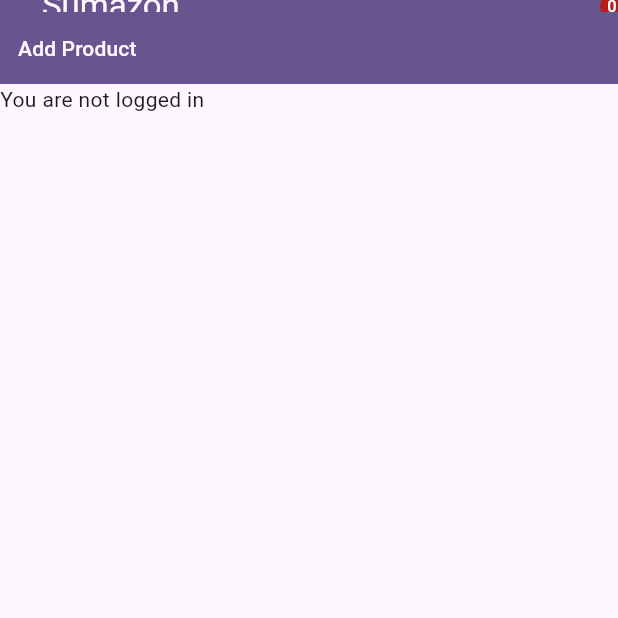
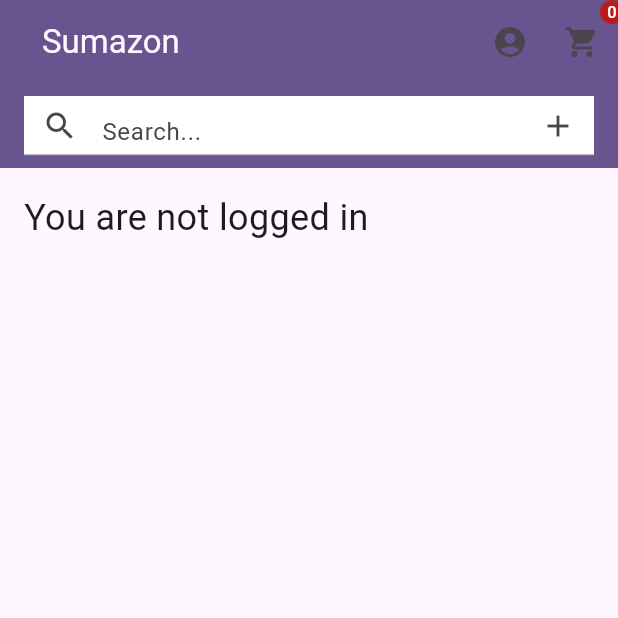
Before and after one commit to scrufulufugus/3-tier-demo, a Flutter app: the AdminPage screen opened by its route, on a phone screen of 412 x 824 dp, the top half of it. Run offline on Flutter 3.47's test engine with Material 3 defaults, Android fonts, the phone set to English and light mode, and no system bars; our stand-ins replace currency_text_input_formatter, go_router; network calls fail.

Commit message:
Update search to use a custom scroll view

```diff
--- a/frontend/lib/screens/admin.dart
+++ b/frontend/lib/screens/admin.dart
@@ -5,9 +5,43 @@ import 'package:frontend/models/catalog.dart';
 import 'package:frontend/models/account.dart';
 import 'package:frontend/widgets/header.dart';
 import 'package:frontend/widgets/catalog.dart';
+import 'package:frontend/widgets/search.dart';
 
-class AdminPage extends StatelessWidget {
+class AdminPage extends StatefulWidget {
   const AdminPage({super.key});
+
+  @override
+  State<AdminPage> createState() => AdminPageState();
+}
+
+class AdminPageState extends State<AdminPage> {
+  CatalogList? filterItems;
+
+  @override
+  void initState() {
+    super.initState();
+  }
+
+  void _runFilter(String enteredKeyword) async {
+    if (enteredKeyword.isEmpty) {
+      setState(() {
+        filterItems =
+            Provider.of<CatalogModel>(context, listen: false).products;
+      });
+      return;
+    }
+
+    final CatalogList result =
+        await Provider.of<CatalogModel>(context, listen: false).filterBy(
+      (product) => product
+          .toString()
+          .toLowerCase()
+          .contains(enteredKeyword.toLowerCase()),
+    );
+    setState(() {
+      filterItems = result;
+    });
+  }
 
   @override
   Widget build(BuildContext context) {
@@ -15,32 +49,43 @@ class AdminPage extends StatelessWidget {
     // of paper on which the UI appears.
     return Material(
       child: Scaffold(
-        appBar: Header(
-          bottom: PreferredSize(
-            preferredSize: const Size.fromHeight(100.0),
-            child: Row(
-              children: [
-                TextButton(
-                  child: Text('Add Product',
-                      style: Theme.of(context).primaryTextTheme.labelLarge),
-                  onPressed: () {
+        body: CustomScrollView(
+          slivers: [
+            SliverHeader(
+              bottom: SearchAppBar(
+                searchCallback: _runFilter,
+                addCallback: () {
                   context.push('/admin/add');
                 },
               ),
-              ],
             ),
-          ),
-        ),
-        body: Consumer<AccountModel>(
+            SliverPadding(
+              padding: const EdgeInsets.all(16),
+              sliver: filterItems?.isNotEmpty ?? true
+                  ? Consumer<AccountModel>(
                       builder: (context, account, child) {
                         if (!account.isAuthenticated) {
-              return const Text('You are not logged in');
+                          return const SliverToBoxAdapter(
+                            child: Text(
+                              'You are not logged in',
+                              style: TextStyle(fontSize: 24),
+                            ),
+                          );
                         }
                         return Consumer<CatalogModel>(
                           builder: (context, catalog, child) =>
                               ProductList(catalog: catalog.products),
                         );
                       },
+                    )
+                  : const SliverToBoxAdapter(
+                      child: Text(
+                        'No results found',
+                        style: TextStyle(fontSize: 24),
+                      ),
+                    ),
+            ),
+          ],
         ),
       ),
     );
--- a/frontend/lib/widgets/search.dart
+++ b/frontend/lib/widgets/search.dart
@@ -1,52 +1,36 @@
 import 'package:flutter/material.dart';
-import 'package:provider/provider.dart';
-import 'package:frontend/models/catalog.dart';
 
-class SearchBarApp extends StatefulWidget {
-  const SearchBarApp({super.key});
-
-  @override
-  State<SearchBarApp> createState() => _SearchBarAppState();
-}
-
-class _SearchBarAppState extends State<SearchBarApp> {
-  bool isDark = false;
+class SearchAppBar extends StatelessWidget implements PreferredSizeWidget {
+  const SearchAppBar({super.key, required this.searchCallback, this.addCallback});
+  final Function(String value) searchCallback;
+  final Function()? addCallback;
 
   @override
   Widget build(BuildContext context) {
-    return Padding(
-      padding: const EdgeInsets.all(8.0),
-      child: SearchAnchor(
-          builder: (BuildContext context, SearchController controller) {
-        return SearchBar(
-          controller: controller,
-          padding: const MaterialStatePropertyAll<EdgeInsets>(
-              EdgeInsets.symmetric(horizontal: 16.0)),
-          onTap: () {
-            controller.openView();
-          },
-          onChanged: (_) {
-            controller.openView();
-          },
-          onSubmitted: (entry) {
-            Provider.of<CatalogModel>(context, listen: false).filter(entry);
-          },
-          leading: const Icon(Icons.search),
-        );
-      }, suggestionsBuilder:
-              (BuildContext context, SearchController controller) {
-        return List<ListTile>.generate(5, (int index) {
-          final String item = 'item $index';
-          return ListTile(
-            title: Text(item),
-            onTap: () {
-              setState(() {
-                controller.closeView(item);
-              });
-            },
-          );
-        });
-      }),
+    return AppBar(
+      backgroundColor: Theme.of(context).primaryColor,
+      automaticallyImplyLeading: false,
+      title: Container(
+        width: double.infinity,
+        height: 40,
+        color: Colors.white,
+        child: Center(
+          child: TextField(
+            onChanged: (value) => searchCallback(value),
+            decoration: InputDecoration(
+              hintText: 'Search...',
+              prefixIcon: const Icon(Icons.search),
+              suffixIcon: addCallback != null ? IconButton(
+                icon: const Icon(Icons.add),
+                onPressed: addCallback as void Function(),
+              ) : null,
+            ),
+          ),
+        ),
+      ),
     );
   }
+
+  @override
+  Size get preferredSize => const Size.fromHeight(kToolbarHeight);
 }
```
Also changed, not shown: frontend/lib/screens/home.dart (+9 -15 lines), frontend/lib/widgets/catalog.dart (+4 -5 lines), frontend/lib/widgets/header.dart (+64 -17 lines). Lines whose indentation alone changed are shown as unchanged.
